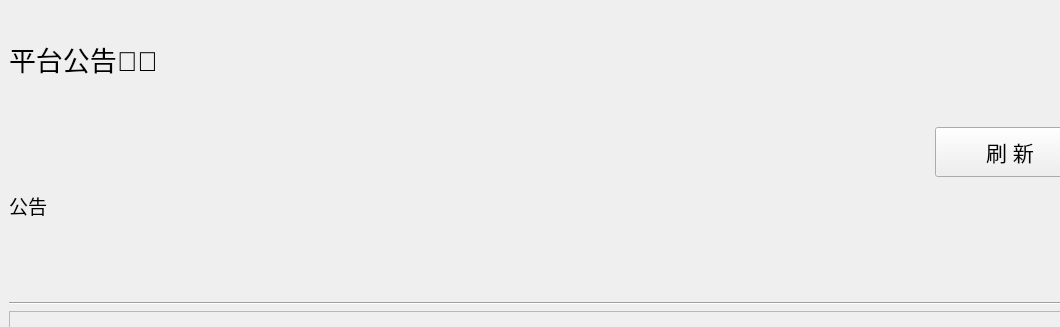
Chr0nixz/Closure, file resources/ui/UI_GameWindow.ui: the form before one commit; both pictures show x 0 to 1060 and y 0 to 327 of the 1200 by 800 pixel window.
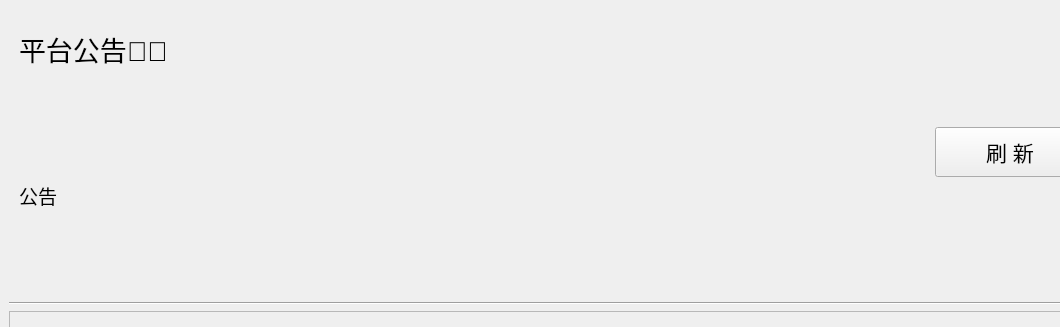
The form after the commit. Icons and pictures are not drawn.

Patch:
```diff
--- a/resources/ui/UI_GameWindow.ui
+++ b/resources/ui/UI_GameWindow.ui
@@ -26,6 +26,22 @@
      <layout class="QVBoxLayout" name="verticalLayout" stretch="10,1,16">
       <item>
        <layout class="QHBoxLayout" name="horizontalLayout">
+        <item>
+         <spacer name="horizontalSpacer_2">
+          <property name="orientation">
+           <enum>Qt::Horizontal</enum>
+          </property>
+          <property name="sizeType">
+           <enum>QSizePolicy::Fixed</enum>
+          </property>
+          <property name="sizeHint" stdset="0">
+           <size>
+            <width>10</width>
+            <height>20</height>
+           </size>
+          </property>
+         </spacer>
+        </item>
         <item>
          <layout class="QVBoxLayout" name="verticalLayout_2">
           <item>
@@ -39,7 +55,7 @@
             <property name="maximumSize">
              <size>
               <width>16777215</width>
-              <height>100</height>
+              <height>80</height>
              </size>
             </property>
             <property name="font">
@@ -57,7 +73,7 @@
             <property name="maximumSize">
              <size>
               <width>16777215</width>
-              <height>240</height>
+              <height>200</height>
              </size>
             </property>
             <property name="font">
```
